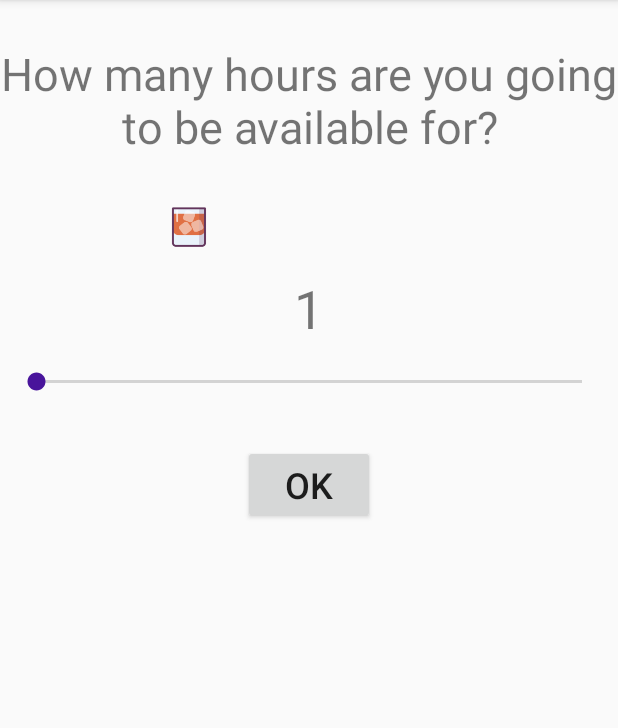
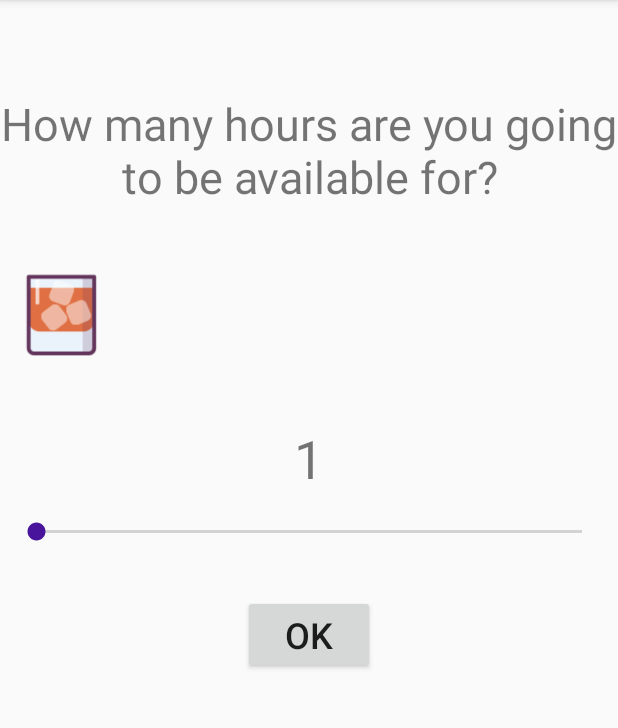
Before and after one commit to mandinga90/WannaDrink, an Android app: the AvailabilityActivity screen opened directly, with no data from a screen before it, on a phone screen of 412 x 824 dp, the part 84-812 px from its top. Run offline under Robolectric (Android 15) with nearby library versions, the phone set to English and light mode, and no system bars.

Commit message:
Optimizing the Activity Availability. Made drink bigger and changed to linearLayout. Cleaned up code

```diff
--- a/app/src/main/res/layout/activity_availibility.xml
+++ b/app/src/main/res/layout/activity_availibility.xml
@@ -1,10 +1,4 @@
 <?xml version="1.0" encoding="utf-8"?>
-
-<android.support.v4.widget.NestedScrollView xmlns:android="http://schemas.android.com/apk/res/android"
-    xmlns:app="http://schemas.android.com/apk/res-auto"
-    xmlns:tools="http://schemas.android.com/tools"
-    android:layout_height="match_parent"
-    android:layout_width="match_parent">
 
 <android.support.constraint.ConstraintLayout xmlns:android="http://schemas.android.com/apk/res/android"
     xmlns:app="http://schemas.android.com/apk/res-auto"
@@ -28,7 +22,62 @@
         app:layout_constraintEnd_toEndOf="parent"
         app:layout_constraintStart_toStartOf="parent"
         app:layout_constraintTop_toTopOf="parent"
-            app:layout_constraintVertical_bias="0.07999998" />
+        app:layout_constraintVertical_bias="0.08" />
+
+    <LinearLayout
+        android:id="@+id/alcoholLevelBar"
+        android:layout_width="match_parent"
+        android:layout_height="wrap_content"
+        android:layout_marginTop="8dp"
+        android:weightSum="5"
+        app:layout_constraintTop_toBottomOf="@+id/textView2">
+
+        <ImageView
+            android:id="@+id/iv_drink_1"
+            android:layout_width="0dp"
+            android:layout_height="match_parent"
+            android:layout_weight="1"
+            android:visibility="visible"
+            app:srcCompat="@drawable/beer"
+            />
+
+        <ImageView
+            android:id="@+id/iv_drink_2"
+            android:layout_width="0dp"
+            android:layout_height="match_parent"
+            android:layout_weight="1"
+            android:visibility="invisible"
+            app:srcCompat="@drawable/beer"
+            />
+
+        <ImageView
+            android:id="@+id/iv_drink_3"
+            android:layout_width="0dp"
+            android:layout_height="match_parent"
+            android:layout_weight="1"
+            android:visibility="invisible"
+            app:srcCompat="@drawable/beer"
+            />
+
+        <ImageView
+            android:id="@+id/iv_drink_4"
+            android:layout_width="0dp"
+            android:layout_height="match_parent"
+            android:layout_weight="1"
+            android:visibility="invisible"
+            app:srcCompat="@drawable/beer"
+            />
+
+        <ImageView
+            android:id="@+id/iv_drink_5"
+            android:layout_width="0dp"
+            android:layout_height="match_parent"
+            android:layout_weight="1"
+            android:visibility="invisible"
+            app:srcCompat="@drawable/beer"
+            />
+
+    </LinearLayout>
 
     <SeekBar
         android:id="@+id/sb_availability_level"
@@ -44,74 +93,10 @@
         app:layout_constraintStart_toStartOf="parent"
         app:layout_constraintTop_toBottomOf="@+id/tv_progress" />
 
-        <RelativeLayout
-            android:id="@+id/alcoholLevelBar"
-            android:layout_width="match_parent"
-            android:layout_height="wrap_content"
-            android:layout_marginTop="24dp"
-            app:layout_constraintTop_toBottomOf="@+id/textView2">
-
-            <ImageView
-                android:id="@+id/iv_drink_1"
-                android:layout_width="40dp"
-                android:layout_height="45dp"
-                android:layout_alignParentTop="true"
-                android:layout_toStartOf="@+id/iv_drink_2"
-                android:visibility="visible"
-                app:srcCompat="@drawable/beer"
-                tools:layout_editor_absoluteX="172dp"
-                tools:layout_editor_absoluteY="367dp" />
-
-            <ImageView
-                android:id="@+id/iv_drink_2"
-                android:layout_width="40dp"
-                android:layout_height="45dp"
-                android:layout_alignParentTop="true"
-                android:layout_toStartOf="@+id/iv_drink_3"
-                android:visibility="invisible"
-                app:layout_constraintEnd_toStartOf="@+id/iv_drink_1"
-                app:srcCompat="@drawable/beer"
-                tools:layout_editor_absoluteY="367dp" />
-
-            <ImageView
-                android:id="@+id/iv_drink_3"
-                android:layout_width="40dp"
-                android:layout_height="45dp"
-                android:layout_alignParentTop="true"
-                android:layout_centerHorizontal="true"
-                android:visibility="invisible"
-                app:layout_constraintStart_toEndOf="@+id/iv_drink_1"
-                app:srcCompat="@drawable/beer"
-                tools:layout_editor_absoluteY="367dp" />
-
-            <ImageView
-                android:id="@+id/iv_drink_4"
-                android:layout_width="40dp"
-                android:layout_height="45dp"
-                android:layout_alignParentTop="true"
-                android:layout_toEndOf="@+id/iv_drink_3"
-                android:visibility="invisible"
-                app:layout_constraintStart_toEndOf="@+id/iv_drink_3"
-                app:srcCompat="@drawable/beer"
-                tools:layout_editor_absoluteY="367dp" />
-
-            <ImageView
-                android:id="@+id/iv_drink_5"
-                android:layout_width="40dp"
-                android:layout_height="45dp"
-                android:layout_alignParentTop="true"
-                android:layout_marginStart="41dp"
-                android:layout_toEndOf="@+id/iv_drink_3"
-                android:visibility="invisible"
-                app:layout_constraintEnd_toStartOf="@+id/iv_drink_2"
-                app:srcCompat="@drawable/beer"
-                tools:layout_editor_absoluteY="367dp" />
-
-        </RelativeLayout>
 
     <TextView
         android:id="@+id/tv_progress"
-            android:layout_width="148dp"
+        android:layout_width="match_parent"
         android:layout_height="wrap_content"
         android:layout_marginEnd="8dp"
         android:layout_marginStart="8dp"
@@ -137,5 +122,3 @@
         app:layout_constraintTop_toBottomOf="@+id/sb_availability_level" />
 
 </android.support.constraint.ConstraintLayout>
-
-</android.support.v4.widget.NestedScrollView>
```
Lines whose indentation alone changed are shown as unchanged.
